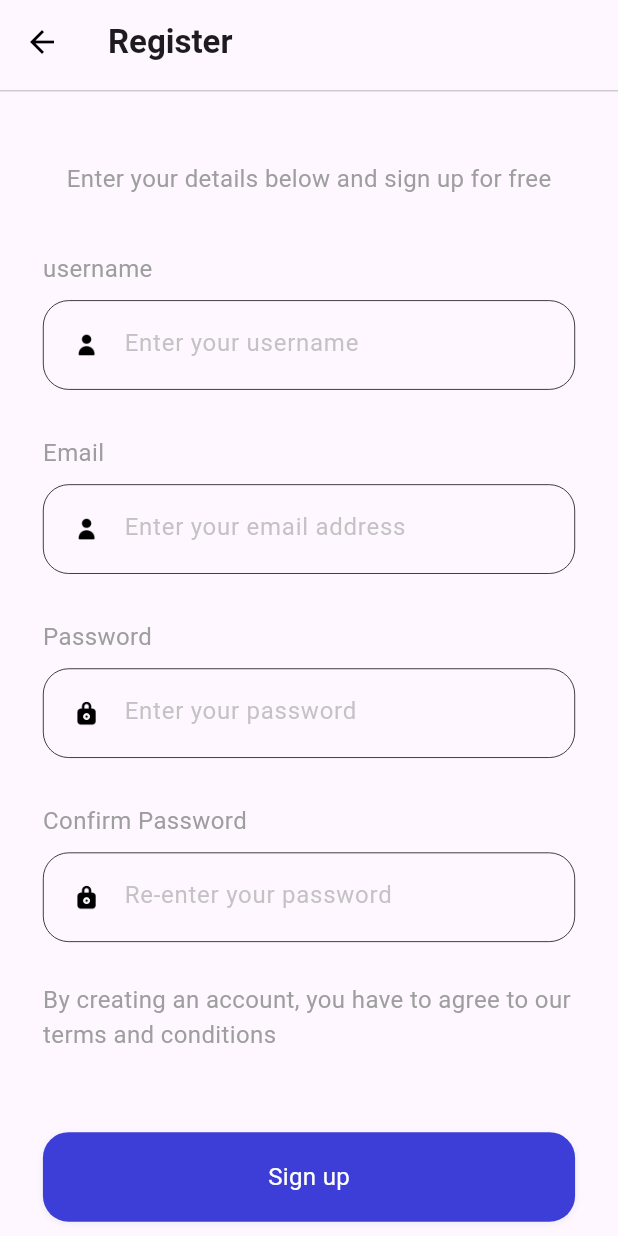
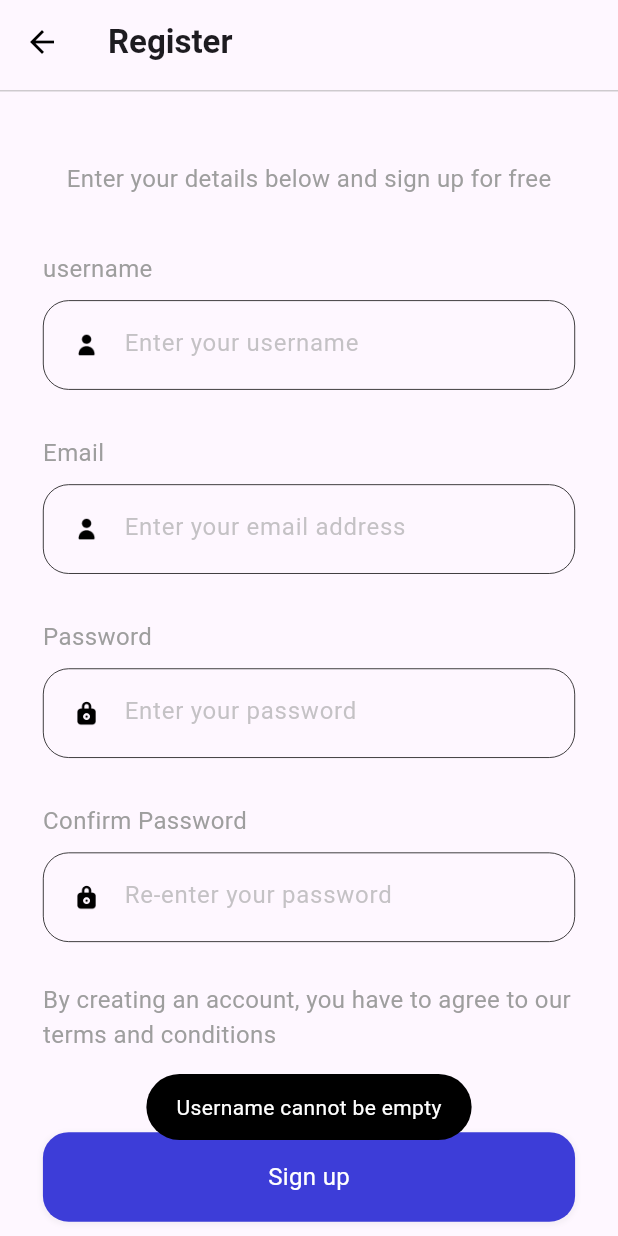
Before and after one commit to Dejito/Medik, a Flutter app: the Register screen opened by its route, after a tap on "Sign up", on a phone screen of 412 x 824 dp. Run offline on Flutter 3.47's test engine with Material 3 defaults, Android fonts, the phone set to English and light mode, and no system bars; our stand-ins replace bloc, cloud_firestore, dots_indicator, firebase_auth, firebase_core, flutter_bloc and 2 more; accounts and stored records are empty; Roboto replaces fonts that are missing (Avenir).

Commit message:
registration bloc and ui completed

```diff
--- a/lib/pages/register/bloc/register_bloc.dart
+++ b/lib/pages/register/bloc/register_bloc.dart
@@ -16,7 +16,7 @@ class RegisterBloc extends Bloc<RegisterEvent, RegisterState> {
 
   void _usernameEvent(UsernameEvent event, Emitter<RegisterState> emit) {
     print(event.username);
-    emit(state.copyWith(email: event.username));
+    emit(state.copyWith(username: event.username));
   }
 
   void _emailEvent(OnboardingEmailEvent event, Emitter<RegisterState> emit) {
@@ -25,10 +25,10 @@ class RegisterBloc extends Bloc<RegisterEvent, RegisterState> {
   }
   void _passwordEvent(OnboardingPasswordEvent event, Emitter<RegisterState> emit) {
     print(event.password);
-    emit(state.copyWith(email: event.password));
+    emit(state.copyWith(password: event.password));
   }
   void _rePasswordEvent(RePasswordEvent event, Emitter<RegisterState> emit) {
     print(event.rePassword);
-    emit(state.copyWith(email: event.rePassword));
+    emit(state.copyWith(rePassword: event.rePassword));
   }
 }
--- a/lib/pages/register/bloc/register_state.dart
+++ b/lib/pages/register/bloc/register_state.dart
@@ -11,7 +11,7 @@ class RegisterState {
   const RegisterState({this.username = "", this.email = "", this.password = "", this.rePassword = ""});
 
   RegisterState copyWith({String? username, String? email, String? password, String? rePassword}) {
-    return RegisterState(username: username ?? this.username, email: email ?? this.email, password: this.password, rePassword: this.rePassword);
+    return RegisterState(username: username ?? this.username, email: email ?? this.email, password: password?? this.password, rePassword: rePassword ?? this.rePassword);
   }
 
 }
--- a/lib/pages/register/register.dart
+++ b/lib/pages/register/register.dart
@@ -1,6 +1,7 @@
 import 'package:flutter/material.dart';
 import 'package:flutter_bloc/flutter_bloc.dart';
 import 'package:flutter_screenutil/flutter_screenutil.dart';
+import 'package:medik/pages/register/register_controller.dart';
 import 'package:medik/pages/sign_in/bloc/sign_in_bloc.dart';
 
 import '../common_widgets.dart';
@@ -42,7 +43,7 @@ class _RegisterState extends State<Register> {
                         "email",
                         "user",
                         (String text) {
-                          registerBloc.add(UsernameEvent(text));
+                          context.read<RegisterBloc>().add(UsernameEvent(text));
                         },
                       ),
                       SizedBox(
@@ -54,9 +55,10 @@ class _RegisterState extends State<Register> {
                         "email",
                         "user",
                         (String text) {
-                          context.read<RegisterBloc>().add(OnboardingPasswordEvent(text));
-                          // registerBloc.add(OnboardingEmailEvent(text));
-
+                          // context
+                          //     .read<RegisterBloc>()
+                          //     .add((text));
+                          registerBloc.add(OnboardingEmailEvent(text));
                         },
                       ),
                       SizedBox(
@@ -93,7 +95,9 @@ class _RegisterState extends State<Register> {
                       reusableText(
                         "By creating an account, you have to agree to our terms and conditions",
                       ),
-                      buildLoginAndRegButton("Sign up", 'login', () {}),
+                      buildLoginAndRegButton("Sign up", 'login', () {
+                        RegisterController(context).handleEmailRegister();
+                      }),
                     ],
                   );
                 },
--- a/lib/pages/register/register_controller.dart
+++ b/lib/pages/register/register_controller.dart
@@ -17,6 +17,11 @@ class RegisterController{
     final username = state.username;
     final password = state.password;
     final rePassword = state.rePassword;
+
+    print("email is  $email, ");
+    print("username is $username");
+    print("password is  $password ");
+    print("rePassword is $rePassword");
 
     if (username.isEmpty) {
       toastInfo(message: "Username cannot be empty");
```
